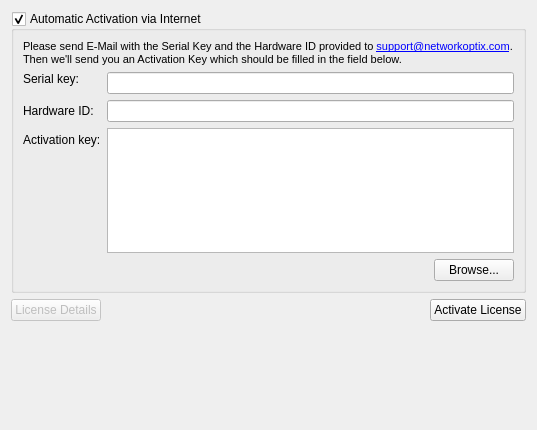
The window that client/src/ui/preferences/licensewidget.ui (networkoptix/nx_open) describes before a commit, drawn with Qt 5.
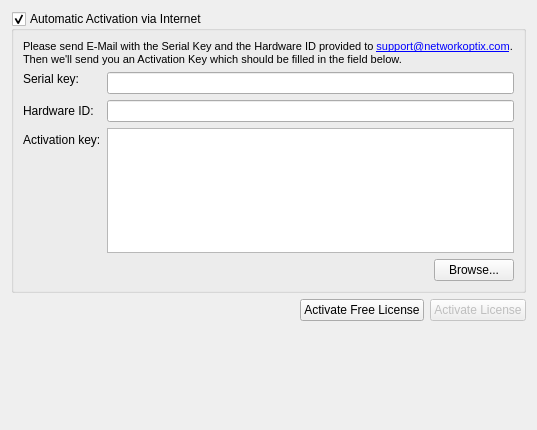
The same window after the commit.

Patch:
```diff
--- a/client/src/ui/preferences/licensewidget.ui
+++ b/client/src/ui/preferences/licensewidget.ui
@@ -170,16 +170,6 @@
    </item>
    <item>
     <layout class="QHBoxLayout" name="horizontalLayout">
-     <item>
-      <widget class="QPushButton" name="licenseDetailsButton">
-       <property name="enabled">
-        <bool>false</bool>
-       </property>
-       <property name="text">
-        <string>License Details</string>
-       </property>
-      </widget>
-     </item>
      <item>
       <spacer name="horizontalSpacer">
        <property name="orientation">
@@ -193,8 +183,21 @@
        </property>
       </spacer>
      </item>
+     <item>
+      <widget class="QPushButton" name="activateFreeLicenseButton">
+       <property name="enabled">
+        <bool>true</bool>
+       </property>
+       <property name="text">
+        <string>Activate Free License</string>
+       </property>
+      </widget>
+     </item>
      <item>
       <widget class="QPushButton" name="activateLicenseButton">
+       <property name="enabled">
+        <bool>false</bool>
+       </property>
        <property name="text">
         <string>Activate License</string>
        </property>
```
Left out of the diff: 22 changed lines with no effect on the pictures.
